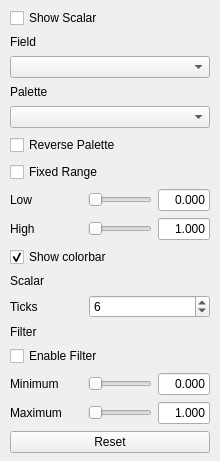
Above: src/ui/scalar_page.ui from thermeng/SciRender before the change. Below: the same form after it.
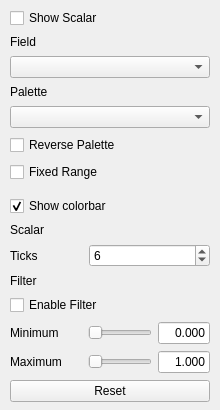
That is the form after the change.

Commit message: ui: default qt color palettes with fusion style

```diff
--- a/src/ui/scalar_page.ui
+++ b/src/ui/scalar_page.ui
@@ -90,142 +90,27 @@
         </property>
        </widget>
       </item>
-      <item>
-       <layout class="QHBoxLayout" name="colorLoLayout">
-        <property name="spacing">
-         <number>6</number>
-        </property>
-        <property name="leftMargin">
-         <number>0</number>
-        </property>
-        <property name="topMargin">
-         <number>0</number>
-        </property>
-        <property name="rightMargin">
-         <number>0</number>
-        </property>
-        <property name="bottomMargin">
-         <number>0</number>
-        </property>
-        <item>
-         <widget class="QLabel" name="colorLoLabel">
-          <property name="minimumSize">
-           <size>
-            <width>72</width>
-            <height>0</height>
-           </size>
+       <item>
+        <widget class="QWidget" name="colorRangeContainer" native="true">
+         <layout class="QHBoxLayout" name="colorRangeContainerLayout">
+          <property name="spacing">
+           <number>0</number>
           </property>
-          <property name="maximumSize">
-           <size>
-            <width>72</width>
-            <height>16777215</height>
-           </size>
-          </property><property name="text">
-           <string>Low</string>
+          <property name="leftMargin">
+           <number>0</number>
           </property>
-          <property name="alignment">
-           <set>Qt::AlignmentFlag::AlignLeading|Qt::AlignmentFlag::AlignLeft|Qt::AlignmentFlag::AlignVCenter</set>
+          <property name="topMargin">
+           <number>0</number>
           </property>
-         </widget>
-        </item>
-        <item>
-         <widget class="QSlider" name="colorLoSlider">
-          <property name="orientation">
-           <enum>Qt::Orientation::Horizontal</enum>
+          <property name="rightMargin">
+           <number>0</number>
           </property>
-         </widget>
-        </item>
-        <item>
-         <widget class="QLineEdit" name="colorLoField">
-          <property name="minimumSize">
-           <size>
-            <width>52</width>
-            <height>0</height>
-           </size>
+          <property name="bottomMargin">
+           <number>0</number>
           </property>
-          <property name="maximumSize">
-           <size>
-            <width>52</width>
-            <height>16777215</height>
-           </size>
-          </property><property name="text">
-           <string>0.000</string>
-          </property>
-          <property name="alignment">
-           <set>Qt::AlignmentFlag::AlignRight|Qt::AlignmentFlag::AlignTrailing|Qt::AlignmentFlag::AlignVCenter</set>
-          </property>
-         </widget>
-        </item>
-       </layout>
-      </item>
-      <item>
-       <layout class="QHBoxLayout" name="colorHiLayout">
-        <property name="spacing">
-         <number>6</number>
-        </property>
-        <property name="leftMargin">
-         <number>0</number>
-        </property>
-        <property name="topMargin">
-         <number>0</number>
-        </property>
-        <property name="rightMargin">
-         <number>0</number>
-        </property>
-        <property name="bottomMargin">
-         <number>0</number>
-        </property>
-        <item>
-         <widget class="QLabel" name="colorHiLabel">
-          <property name="minimumSize">
-           <size>
-            <width>72</width>
-            <height>0</height>
-           </size>
-          </property>
-          <property name="maximumSize">
-           <size>
-            <width>72</width>
-            <height>16777215</height>
-           </size>
-          </property><property name="text">
-           <string>High</string>
-          </property>
-          <property name="alignment">
-           <set>Qt::AlignmentFlag::AlignLeading|Qt::AlignmentFlag::AlignLeft|Qt::AlignmentFlag::AlignVCenter</set>
-          </property>
-         </widget>
-        </item>
-        <item>
-         <widget class="QSlider" name="colorHiSlider">
-          <property name="orientation">
-           <enum>Qt::Orientation::Horizontal</enum>
-          </property>
-         </widget>
-        </item>
-        <item>
-         <widget class="QLineEdit" name="colorHiField">
-          <property name="minimumSize">
-           <size>
-            <width>52</width>
-            <height>0</height>
-           </size>
-          </property>
-          <property name="maximumSize">
-           <size>
-            <width>52</width>
-            <height>16777215</height>
-           </size>
-          </property><property name="text">
-           <string>1.000</string>
-          </property>
-          <property name="alignment">
-           <set>Qt::AlignmentFlag::AlignRight|Qt::AlignmentFlag::AlignTrailing|Qt::AlignmentFlag::AlignVCenter</set>
-          </property>
-         </widget>
-        </item>
-       </layout>
-      </item>
+         </layout>
+        </widget>
+       </item>
       <item>
        <widget class="QCheckBox" name="showColorbar">
         <property name="text">
```
The commit also changes 29 other files.
